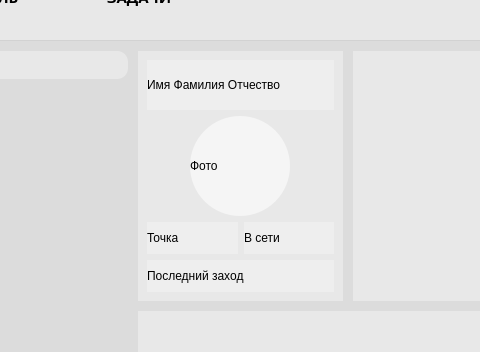
Qt form src/QueueRedMainWindow.ui (Percyvalle/QueueRed) before a commit; both pictures show x 302 to 782 and y 119 to 471 of the 950 by 800 pixel window.
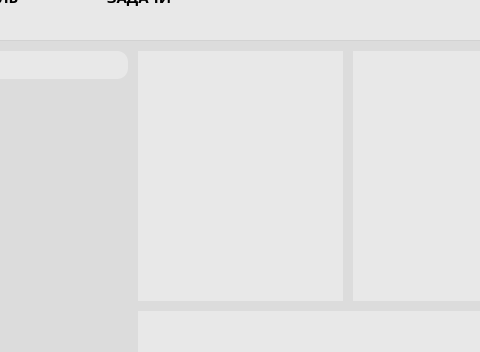
The same form after that commit. Icons and pictures are not drawn.

Commit message: Update [v0.1.6] -Added authorization implementation -Created a new Primary User class

Patch:
```diff
--- a/src/QueueRedMainWindow.ui
+++ b/src/QueueRedMainWindow.ui
@@ -328,72 +328,7 @@
       <property name="frameShadow">
        <enum>QFrame::Raised</enum>
       </property>
-      <layout class="QVBoxLayout" name="verticalLayout_2">
-       <item>
-        <widget class="QLabel" name="label_2">
-         <property name="minimumSize">
-          <size>
-           <width>0</width>
-           <height>50</height>
-          </size>
-         </property>
-         <property name="text">
-          <string>Имя Фамилия Отчество</string>
-         </property>
-        </widget>
-       </item>
-       <item>
-        <layout class="QHBoxLayout" name="horizontalLayout_3">
-         <item>
-          <widget class="QLabel" name="label_3">
-           <property name="minimumSize">
-            <size>
-             <width>100</width>
-             <height>100</height>
-            </size>
-           </property>
-           <property name="maximumSize">
-            <size>
-             <width>100</width>
-             <height>100</height>
-            </size>
-           </property>
-           <property name="styleSheet">
-            <string notr="true">background: rgba(245, 245, 245,100%); border-radius: 50;</string>
-           </property>
-           <property name="text">
-            <string>Фото</string>
-           </property>
-          </widget>
-         </item>
-        </layout>
-       </item>
-       <item>
-        <layout class="QHBoxLayout" name="horizontalLayout_4">
-         <item>
-          <widget class="QLabel" name="label_6">
-           <property name="text">
-            <string>Точка</string>
-           </property>
-          </widget>
-         </item>
-         <item>
-          <widget class="QLabel" name="label_4">
-           <property name="text">
-            <string>В сети</string>
-           </property>
-          </widget>
-         </item>
-        </layout>
-       </item>
-       <item>
-        <widget class="QLabel" name="label_5">
-         <property name="text">
-          <string>Последний заход</string>
-         </property>
-        </widget>
-       </item>
-      </layout>
+      <layout class="QVBoxLayout" name="verticalLayout_2"/>
      </widget>
      <widget class="QFrame" name="profile_info_status">
       <property name="geometry">
@@ -473,8 +408,8 @@
        <rect>
         <x>10</x>
         <y>50</y>
-        <width>421</width>
-        <height>571</height>
+        <width>420</width>
+        <height>570</height>
        </rect>
       </property>
       <property name="frameShape">
```
Left out of the diff: 4 changed lines with no effect on the pictures. The commit also changes 17 other files.
